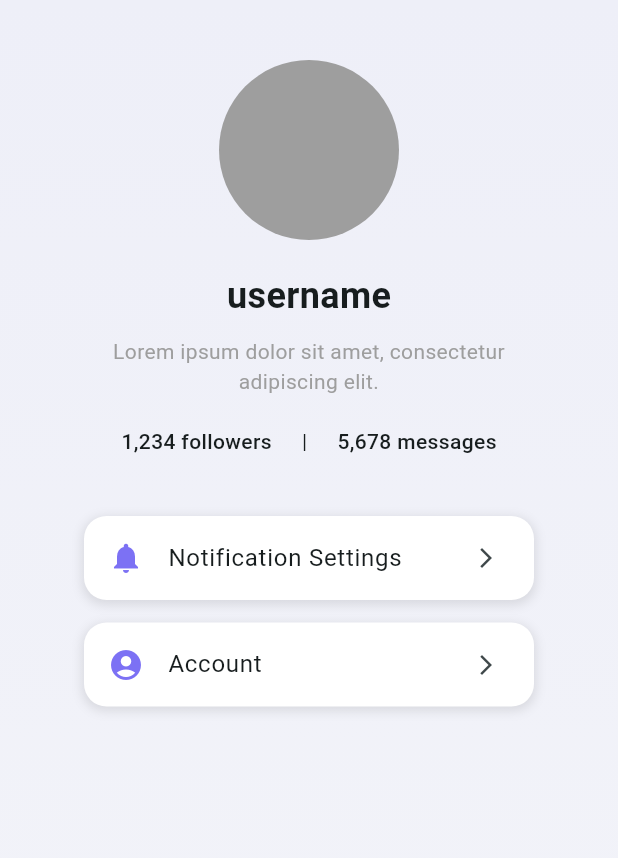
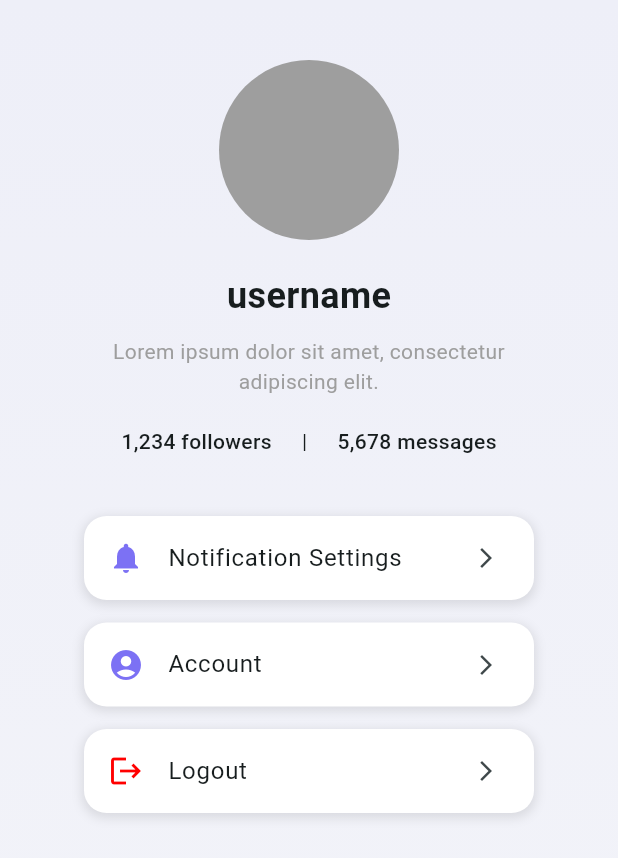
Before and after one commit to JoPlusPlus/ChatApp-Robo, a Flutter app: the ProfileScreen screen opened directly, on a phone screen of 412 x 824 dp. Shown: the top 858 px of the screen. Run offline on Flutter 3.47's test engine with Material 3 defaults, Android fonts, the phone set to English and light mode, and no system bars.

Commit message:
added a logout button

```diff
--- a/lib/Pages/profile_screen.dart
+++ b/lib/Pages/profile_screen.dart
@@ -106,6 +106,33 @@ class ProfileScreen extends StatelessWidget {
                   trailing: Icon(Icons.arrow_forward_ios, size: 16),
                 ),
               ),
+              const SizedBox(height: 15),
+              Container(
+                width: 300,
+                decoration: BoxDecoration(
+                  color: AppColors.white.color,
+                  borderRadius: BorderRadius.circular(15),
+                  boxShadow: [
+                    BoxShadow(
+                      color: AppColors.shadow.color,
+                      blurRadius: 5,
+                      spreadRadius: 1,
+                      offset: Offset(0, 2),
+                    ),
+                  ],
+                ),
+                child: InkWell(
+                  onTap: () {
+                    // Handle logout
+                    // Later: Implement logout functionality
+                  },
+                  child: ListTile(
+                    leading: Icon(Icons.logout, color: AppColors.tagRed.color),
+                    title: Text('Logout'),
+                    trailing: Icon(Icons.arrow_forward_ios, size: 16),
+                  ),
+                ),
+              ),
             ],
           ),
         ),
```
